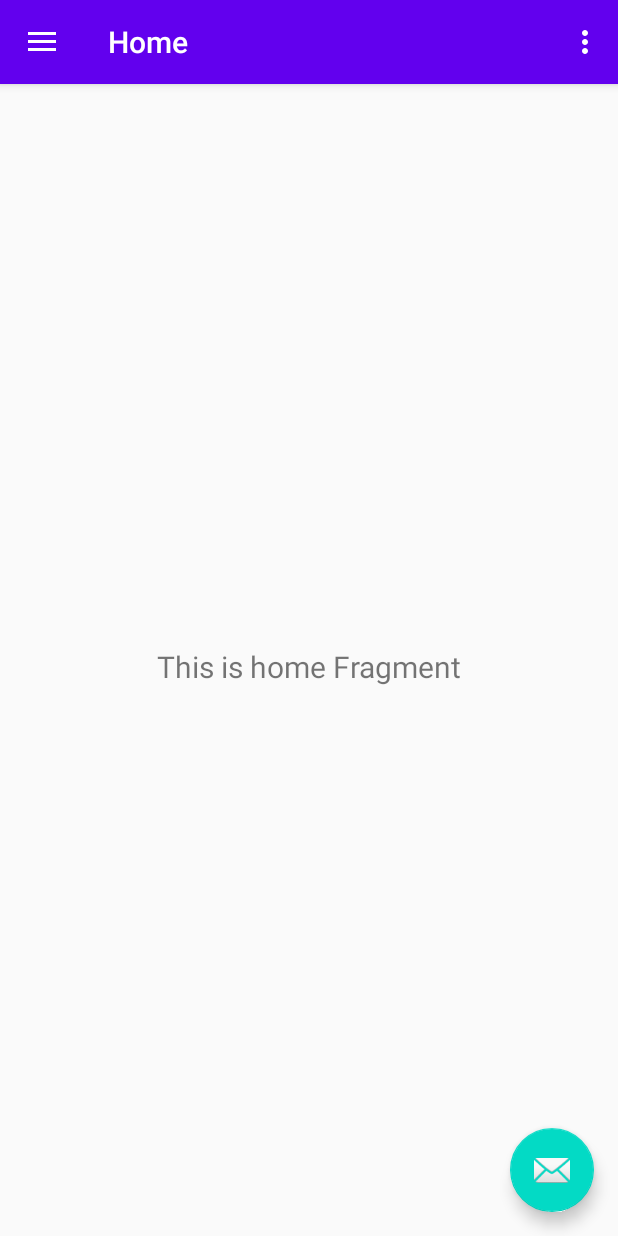
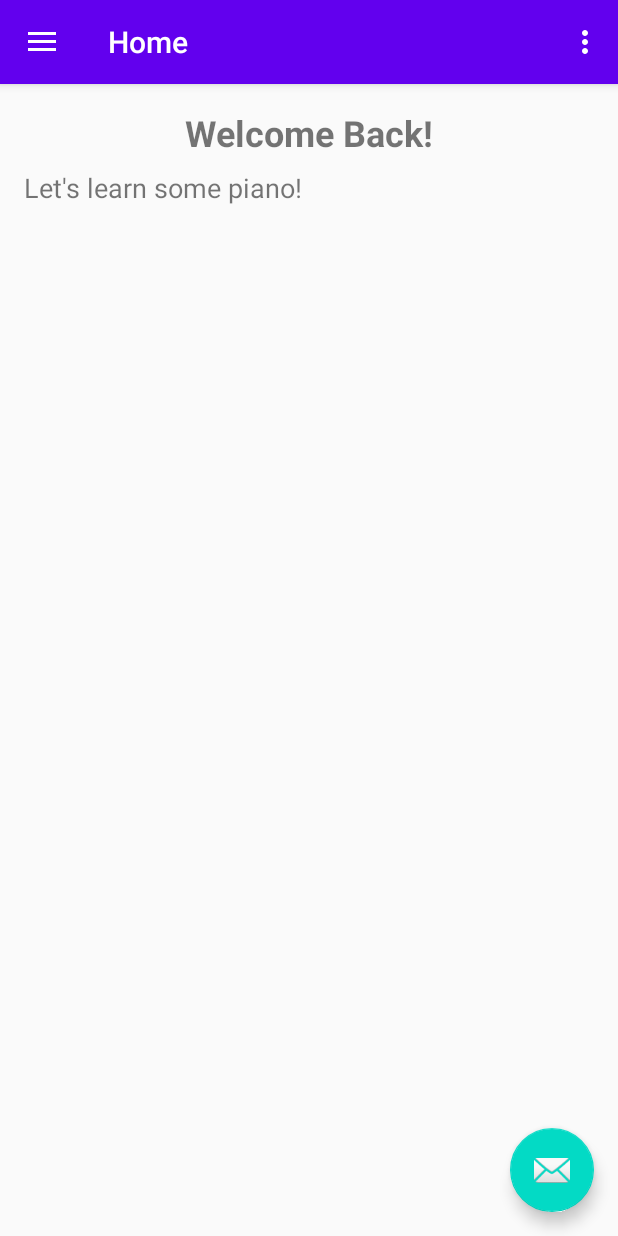
Before and after one commit to JohnAndrewCole/Piano-Tracker-App, an Android app: the screen it shows after launch (MainActivity), on a phone screen of 412 x 824 dp. Run offline under Robolectric (Android 15) with nearby library versions, the phone set to English and light mode, and no system bars; our stand-ins replace navigation-ui.

Commit message:
Implemented drawer navigation to all fragments.

```diff
--- a/app/src/main/java/com/johncole/pianotracker/MainActivity.kt
+++ b/app/src/main/java/com/johncole/pianotracker/MainActivity.kt
@@ -2,22 +2,21 @@ package com.johncole.pianotracker
 
 import android.os.Bundle
 import android.view.Menu
-import com.google.android.material.floatingactionbutton.FloatingActionButton
-import com.google.android.material.snackbar.Snackbar
-import com.google.android.material.navigation.NavigationView
-import androidx.navigation.findNavController
-import androidx.navigation.ui.AppBarConfiguration
-import androidx.navigation.ui.navigateUp
-import androidx.navigation.ui.setupActionBarWithNavController
-import androidx.navigation.ui.setupWithNavController
-import androidx.drawerlayout.widget.DrawerLayout
+import android.view.MenuItem
 import androidx.appcompat.app.AppCompatActivity
 import androidx.appcompat.widget.Toolbar
+import androidx.drawerlayout.widget.DrawerLayout
+import androidx.navigation.NavController
 import androidx.navigation.fragment.NavHostFragment
+import androidx.navigation.ui.*
+import com.google.android.material.floatingactionbutton.FloatingActionButton
+import com.google.android.material.navigation.NavigationView
+import com.google.android.material.snackbar.Snackbar
 
 class MainActivity : AppCompatActivity() {
 
     private lateinit var appBarConfiguration: AppBarConfiguration
+    private val navController: NavController by lazy { (supportFragmentManager.findFragmentById(R.id.nav_host_fragment) as NavHostFragment).navController }
 
     override fun onCreate(savedInstanceState: Bundle?) {
         super.onCreate(savedInstanceState)
@@ -32,12 +31,9 @@ class MainActivity : AppCompatActivity() {
         }
         val drawerLayout: DrawerLayout = findViewById(R.id.drawer_layout)
         val navView: NavigationView = findViewById(R.id.nav_view)
-        val navHostFragment = supportFragmentManager.findFragmentById(R.id.nav_host_fragment) as NavHostFragment
-        val navController = navHostFragment.navController
         // Passing each menu ID as a set of Ids because each
         // menu should be considered as top level destinations.
-        appBarConfiguration = AppBarConfiguration(setOf(
-                R.id.nav_home, R.id.nav_session, R.id.nav_stats), drawerLayout)
+        appBarConfiguration = AppBarConfiguration(setOf(R.id.nav_home, R.id.nav_session, R.id.nav_stats), drawerLayout)
         setupActionBarWithNavController(navController, appBarConfiguration)
         navView.setupWithNavController(navController)
     }
@@ -48,8 +44,11 @@ class MainActivity : AppCompatActivity() {
         return true
     }
 
+    override fun onOptionsItemSelected(item: MenuItem): Boolean {
+        return item.onNavDestinationSelected(navController) || super.onOptionsItemSelected(item)
+    }
+
     override fun onSupportNavigateUp(): Boolean {
-        val navController = findNavController(R.id.nav_host_fragment)
         return navController.navigateUp(appBarConfiguration) || super.onSupportNavigateUp()
     }
 }
--- a/app/src/main/java/com/johncole/pianotracker/ui/home/HomeFragment.kt
+++ b/app/src/main/java/com/johncole/pianotracker/ui/home/HomeFragment.kt
@@ -4,28 +4,14 @@ import android.os.Bundle
 import android.view.LayoutInflater
 import android.view.View
 import android.view.ViewGroup
-import android.widget.TextView
 import androidx.fragment.app.Fragment
-import androidx.lifecycle.Observer
-import androidx.lifecycle.ViewModelProviders
 import com.johncole.pianotracker.R
 
 class HomeFragment : Fragment() {
 
-    private lateinit var homeViewModel: HomeViewModel
+    override fun onCreateView(inflater: LayoutInflater, container: ViewGroup?, savedInstanceState: Bundle?): View? {
 
-    override fun onCreateView(
-            inflater: LayoutInflater,
-            container: ViewGroup?,
-            savedInstanceState: Bundle?
-    ): View? {
-        homeViewModel =
-                ViewModelProviders.of(this).get(HomeViewModel::class.java)
         val root = inflater.inflate(R.layout.fragment_home, container, false)
-        val textView: TextView = root.findViewById(R.id.text_home)
-        homeViewModel.text.observe(viewLifecycleOwner, Observer {
-            textView.text = it
-        })
         return root
     }
 }
--- a/app/src/main/res/layout/fragment_home.xml
+++ b/app/src/main/res/layout/fragment_home.xml
@@ -7,16 +7,29 @@
     tools:context=".ui.home.HomeFragment">
 
     <TextView
-        android:id="@+id/text_home"
-        android:layout_width="match_parent"
+        android:id="@+id/home_welcomeBack"
+        android:layout_width="0dp"
         android:layout_height="wrap_content"
-        android:layout_marginStart="8dp"
-        android:layout_marginTop="8dp"
-        android:layout_marginEnd="8dp"
+        android:layout_marginStart="16dp"
+        android:layout_marginTop="16dp"
+        android:layout_marginEnd="16dp"
+        android:text="@string/home_welcomeBack"
         android:textAlignment="center"
-        android:textSize="20sp"
-        app:layout_constraintBottom_toBottomOf="parent"
+        android:textSize="24sp"
+        android:textStyle="bold"
         app:layout_constraintEnd_toEndOf="parent"
         app:layout_constraintStart_toStartOf="parent"
         app:layout_constraintTop_toTopOf="parent" />
+
+    <TextView
+        android:id="@+id/home_callToAction"
+        android:layout_width="wrap_content"
+        android:layout_height="wrap_content"
+        android:layout_marginStart="16dp"
+        android:layout_marginTop="8dp"
+        android:text="@string/home_callToAction"
+        android:textSize="18sp"
+        app:layout_constraintStart_toStartOf="parent"
+        app:layout_constraintTop_toBottomOf="@+id/home_welcomeBack" />
+
 </androidx.constraintlayout.widget.ConstraintLayout>
--- a/app/src/main/res/layout/fragment_session.xml
+++ b/app/src/main/res/layout/fragment_session.xml
@@ -3,11 +3,4 @@
     xmlns:tools="http://schemas.android.com/tools"
     android:layout_width="match_parent"
     android:layout_height="match_parent"
-    tools:context=".ui.session.SessionFragment">
-
-    <TextView
-        android:layout_width="match_parent"
-        android:layout_height="match_parent"
-        android:text="Hello" />
-
-</FrameLayout>
+    tools:context=".ui.session.SessionFragment"/>
--- a/app/src/main/res/navigation/mobile_navigation.xml
+++ b/app/src/main/res/navigation/mobile_navigation.xml
@@ -11,4 +11,16 @@
         android:label="@string/menu_home"
         tools:layout="@layout/fragment_home" />
 
+    <fragment
+        android:id="@+id/nav_session"
+        android:name="com.johncole.pianotracker.ui.session.SessionFragment"
+        android:label="@string/menu_session"
+        tools:layout="@layout/fragment_session" />
+
+    <fragment
+        android:id="@+id/nav_stats"
+        android:name="com.johncole.pianotracker.ui.stats.StatsFragment"
+        android:label="@string/menu_stats"
+        tools:layout="@layout/fragment_stats" />
+
 </navigation>
--- a/app/src/main/res/values/strings.xml
+++ b/app/src/main/res/values/strings.xml
@@ -10,4 +10,6 @@
     <string name="menu_home">Home</string>
     <string name="menu_session">Session</string>
     <string name="menu_stats">Stats</string>
+    <string name="home_welcomeBack">Welcome Back!</string>
+    <string name="home_callToAction">Let\'s learn some piano!</string>
 </resources>
```
